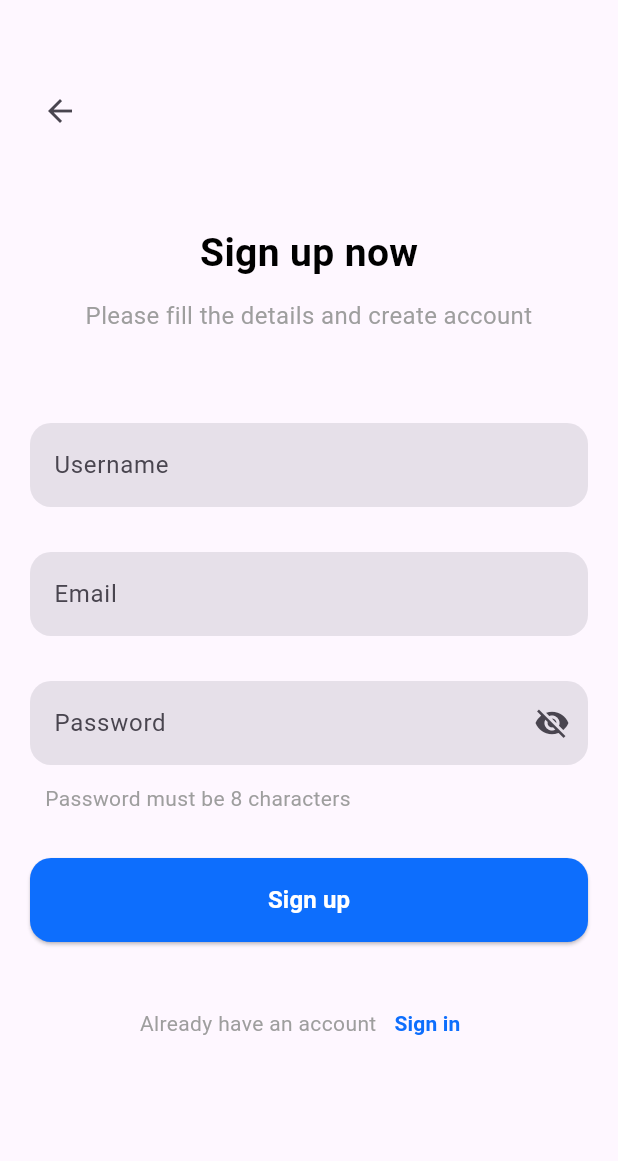
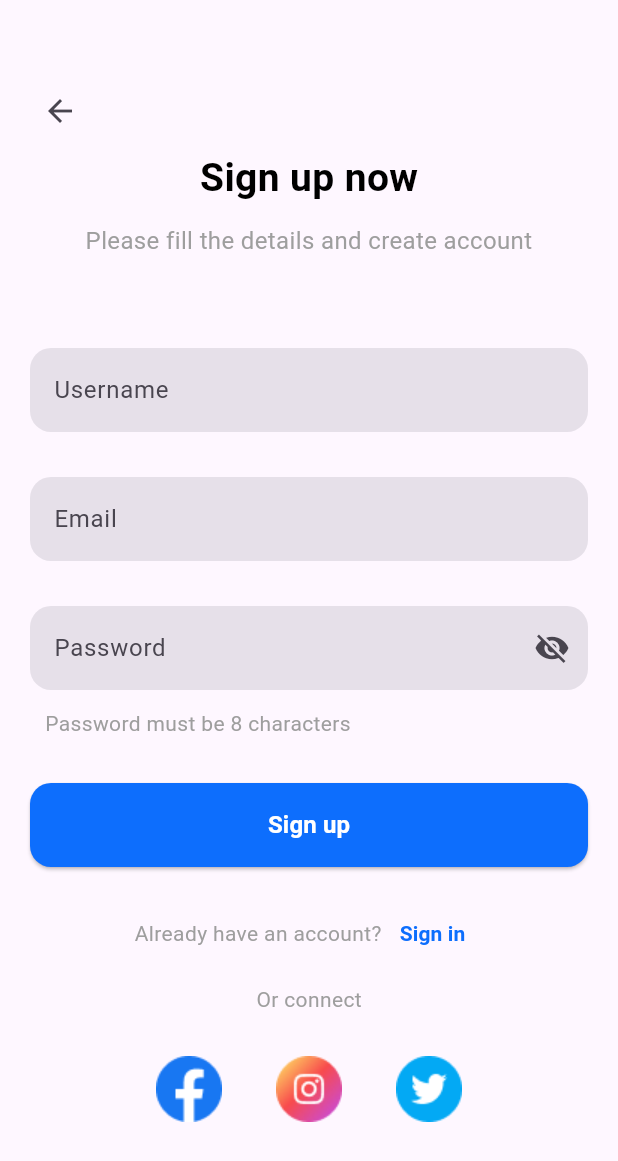
Before and after one commit to SadiaImran/travel_app, a Flutter app: the SignUpScreen screen opened directly, on a phone screen of 412 x 824 dp. Shown: the top 1161 px of the screen. Run offline on Flutter 3.47's test engine with Material 3 defaults, Android fonts, the phone set to English and light mode, and no system bars; our stand-ins replace pinput; project files that could hold a hidden picture were left out.

```diff
--- a/lib/main.dart
+++ b/lib/main.dart
@@ -1,4 +1,5 @@
 import 'package:flutter/material.dart';
+import 'package:travel_app/screens/splash_screen.dart';
 import 'package:travel_app/screens/signup_screen.dart';
 import 'package:travel_app/screens/verification_screen.dart';
 
@@ -11,7 +12,7 @@ class MyApp extends StatelessWidget {
 
   @override
   Widget build(BuildContext context) {
-    return MaterialApp(
+    return const MaterialApp(
       debugShowCheckedModeBanner: false,
       home: SplashScreen(),
     );
--- a/lib/screens/onboard_screen.dart
+++ b/lib/screens/onboard_screen.dart
@@ -2,6 +2,7 @@ import 'dart:async';
 import 'package:flutter/material.dart';
 import 'package:travel_app/colors.dart';
 import 'package:travel_app/screens/signin_screen.dart';
+import 'package:travel_app/screens/signup_screen.dart';
 
 class OnBoardScreen extends StatefulWidget {
   const OnBoardScreen({super.key});
@@ -198,7 +199,7 @@ class _OnBoardScreenState extends State<OnBoardScreen> {
             onPressed: () {
               Navigator.push(
                 context,
-                MaterialPageRoute(builder: (context) => SignInScreen()),
+                MaterialPageRoute(builder: (context) => SignUpScreen()),
               );
             },
             style: ElevatedButton.styleFrom(
--- a/lib/screens/signin_screen.dart
+++ b/lib/screens/signin_screen.dart
@@ -1,6 +1,7 @@
 import 'package:flutter/material.dart';
 import 'package:travel_app/colors.dart';
 import 'package:travel_app/screens/forget_password_screen.dart';
+import 'package:travel_app/screens/signup_screen.dart';
 
 class SignInScreen extends StatelessWidget {
   const SignInScreen({super.key});
@@ -127,7 +128,10 @@ class SignInScreen extends StatelessWidget {
                 const Text("Don’t have an account? ",style: TextStyle(color: AppColors.greyText),),
                 TextButton(
                   onPressed: () {
-                    // Sign Up functionality
+                    Navigator.push(
+                      context,
+                      MaterialPageRoute(builder: (context) => SignUpScreen()),
+                    );
                   },
                   child: const Text(
                     "Sign up",
--- a/lib/screens/signup_screen.dart
+++ b/lib/screens/signup_screen.dart
@@ -1,5 +1,6 @@
 import 'package:flutter/material.dart';
-import 'package:travel_app/screens/verification_screen.dart'; // Import VerificationScreen
+import 'package:travel_app/screens/signin_screen.dart';
+import 'package:travel_app/screens/verification_screen.dart';
 
 class SignUpScreen extends StatefulWidget {
   const SignUpScreen({super.key});
@@ -16,7 +17,8 @@ class _SignupScreenState extends State<SignUpScreen> {
   final TextEditingController _passwordController = TextEditingController();
 
   bool _isValidEmail(String email) {
-    final emailRegExp = RegExp(r"^[a-zA-Z0-9._%+-]+@[a-zA-Z0-9.-]+\.[a-zA-Z]{2,4}$");
+    final emailRegExp =
+    RegExp(r"^[a-zA-Z0-9._%+-]+@[a-zA-Z0-9.-]+\.[a-zA-Z]{2,4}$");
     return emailRegExp.hasMatch(email);
   }
 
@@ -38,10 +40,10 @@ class _SignupScreenState extends State<SignUpScreen> {
               padding: const EdgeInsets.symmetric(horizontal: 20),
               child: Column(
                 children: [
-                  const SizedBox(height: 150),
-                  Center(
+                  const SizedBox(height: 100),
+                  const Center(
                     child: Column(
-                      children: const [
+                      children: [
                         Text(
                           'Sign up now',
                           style: TextStyle(
@@ -63,7 +65,6 @@ class _SignupScreenState extends State<SignUpScreen> {
                     ),
                   ),
                   const SizedBox(height: 60),
-                  // Username Input Field
                   TextField(
                     controller: _usernameController,
                     decoration: InputDecoration(
@@ -72,16 +73,11 @@ class _SignupScreenState extends State<SignUpScreen> {
                       hintText: 'Username',
                       border: OutlineInputBorder(
                         borderRadius: BorderRadius.circular(14),
-                        borderSide: const BorderSide(color: Colors.transparent),
-                      ),
-                      enabledBorder: OutlineInputBorder(
-                        borderRadius: BorderRadius.circular(14),
-                        borderSide: const BorderSide(color: Colors.transparent),
+                        borderSide: BorderSide.none,
                       ),
                     ),
                   ),
                   const SizedBox(height: 30),
-                  // Email Input Field
                   TextField(
                     controller: _emailController,
                     decoration: InputDecoration(
@@ -90,16 +86,11 @@ class _SignupScreenState extends State<SignUpScreen> {
                       hintText: 'Email',
                       border: OutlineInputBorder(
                         borderRadius: BorderRadius.circular(14),
-                        borderSide: const BorderSide(color: Colors.transparent),
-                      ),
-                      enabledBorder: OutlineInputBorder(
-                        borderRadius: BorderRadius.circular(14),
-                        borderSide: const BorderSide(color: Colors.transparent),
+                        borderSide: BorderSide.none,
                       ),
                     ),
                   ),
                   const SizedBox(height: 30),
-                  // Password Input Field
                   TextField(
                     controller: _passwordController,
                     obscureText: !_isPasswordVisible,
@@ -109,11 +100,7 @@ class _SignupScreenState extends State<SignUpScreen> {
                       hintText: 'Password',
                       border: OutlineInputBorder(
                         borderRadius: BorderRadius.circular(14),
-                        borderSide: const BorderSide(color: Colors.transparent),
-                      ),
-                      enabledBorder: OutlineInputBorder(
-                        borderRadius: BorderRadius.circular(14),
-                        borderSide: const BorderSide(color: Colors.transparent),
+                        borderSide: BorderSide.none,
                       ),
                       suffixIcon: IconButton(
                         icon: Icon(
@@ -130,8 +117,8 @@ class _SignupScreenState extends State<SignUpScreen> {
                     ),
                   ),
                   const SizedBox(height: 12),
-                  Padding(
-                    padding: const EdgeInsets.only(left: 10),
+                  const Padding(
+                    padding: EdgeInsets.only(left: 10),
                     child: Align(
                       alignment: Alignment.centerLeft,
                       child: Text(
@@ -149,7 +136,6 @@ class _SignupScreenState extends State<SignUpScreen> {
                     height: 56,
                     child: ElevatedButton(
                       onPressed: () {
-                        // Validation checks
                         if (_usernameController.text.isEmpty ||
                             _emailController.text.isEmpty ||
                             _passwordController.text.isEmpty) {
@@ -173,13 +159,13 @@ class _SignupScreenState extends State<SignUpScreen> {
                         if (_passwordController.text.length < 8) {
                           ScaffoldMessenger.of(context).showSnackBar(
                             const SnackBar(
-                              content: Text('Password must be at least 8 characters!'),
+                              content: Text(
+                                  'Password must be at least 8 characters!'),
                             ),
                           );
                           return;
                         }
 
-                        // Navigate to the VerificationScreen
                         Navigator.push(
                           context,
                           MaterialPageRoute(
@@ -203,16 +189,23 @@ class _SignupScreenState extends State<SignUpScreen> {
                       ),
                     ),
                   ),
-                  const SizedBox(height: 30),
+                  const SizedBox(height: 20),
                   Row(
                     mainAxisAlignment: MainAxisAlignment.center,
                     children: [
                       const Text(
-                        'Already have an account',
+                        'Already have an account?',
                         style: TextStyle(color: Colors.grey),
                       ),
                       TextButton(
-                        onPressed: () {},
+                        onPressed: () {
+                          Navigator.push(
+                            context,
+                            MaterialPageRoute(
+                              builder: (context) => const SignInScreen(),
+                            ),
+                          );
+                        },
                         child: const Text(
                           'Sign in',
                           style: TextStyle(
@@ -220,6 +213,42 @@ class _SignupScreenState extends State<SignUpScreen> {
                             fontWeight: FontWeight.w600,
                           ),
                         ),
+                      ),
+                    ],
+                  ),
+                  const SizedBox(height: 10),
+                  const Center(
+                    child: Text(
+                      "Or connect",
+                      style: TextStyle(color: Colors.grey),
+                    ),
+                  ),
+                  const SizedBox(height: 20),
+                  Row(
+                    mainAxisAlignment: MainAxisAlignment.center,
+                    children: [
+                      IconButton(
+                        onPressed: () {
+                          // Facebook login functionality
+                        },
+                        icon: Image.asset('images/pngs/facebook.png'),
+                        iconSize: 44,
+                      ),
+                      const SizedBox(width: 20),
+                      IconButton(
+                        onPressed: () {
+                          // Instagram login functionality
+                        },
+                        icon: Image.asset('images/pngs/instagram.png'),
+                        iconSize: 44,
+                      ),
+                      const SizedBox(width: 20),
+                      IconButton(
+                        onPressed: () {
+                          // Twitter login functionality
+                        },
+                        icon: Image.asset('images/pngs/twitter.png'),
+                        iconSize: 44,
                       ),
                     ],
                   ),
--- a/lib/screens/verification_screen.dart
+++ b/lib/screens/verification_screen.dart
@@ -1,6 +1,7 @@
 import 'dart:async';
 import 'package:flutter/material.dart';
 import 'package:pinput/pinput.dart';
+
 
 class VerificationScreen extends StatefulWidget {
   const VerificationScreen({super.key});
```
Also changed, not shown: pubspec.lock.
